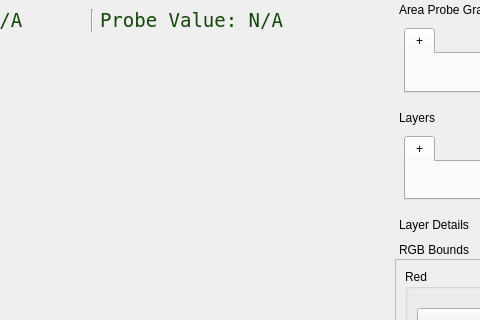
This is sift/ui/pov_main.ui in ssec/sift as Qt 5 draws it before an edit; both pictures show x 760 to 1240 and y 0 to 320 of the 1397 by 800 pixel window. The edited form follows.
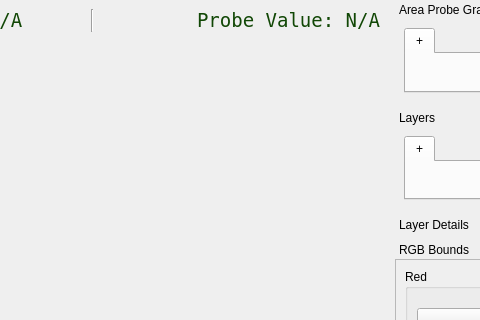
This is the edited form. Custom widgets are drawn as their Qt base class.

Commit message: change justification of probe text control to right instead of left

Patch:
```diff
--- a/sift/ui/pov_main.ui
+++ b/sift/ui/pov_main.ui
@@ -335,6 +335,9 @@
         <property name="text">
          <string>Probe Value: N/A</string>
         </property>
+        <property name="alignment">
+         <set>Qt::AlignRight|Qt::AlignTrailing|Qt::AlignVCenter</set>
+        </property>
        </widget>
       </item>
      </layout>
```
Left out of the diff: 15 changed lines with no effect on the pictures. The commit also changes 2 other files.
